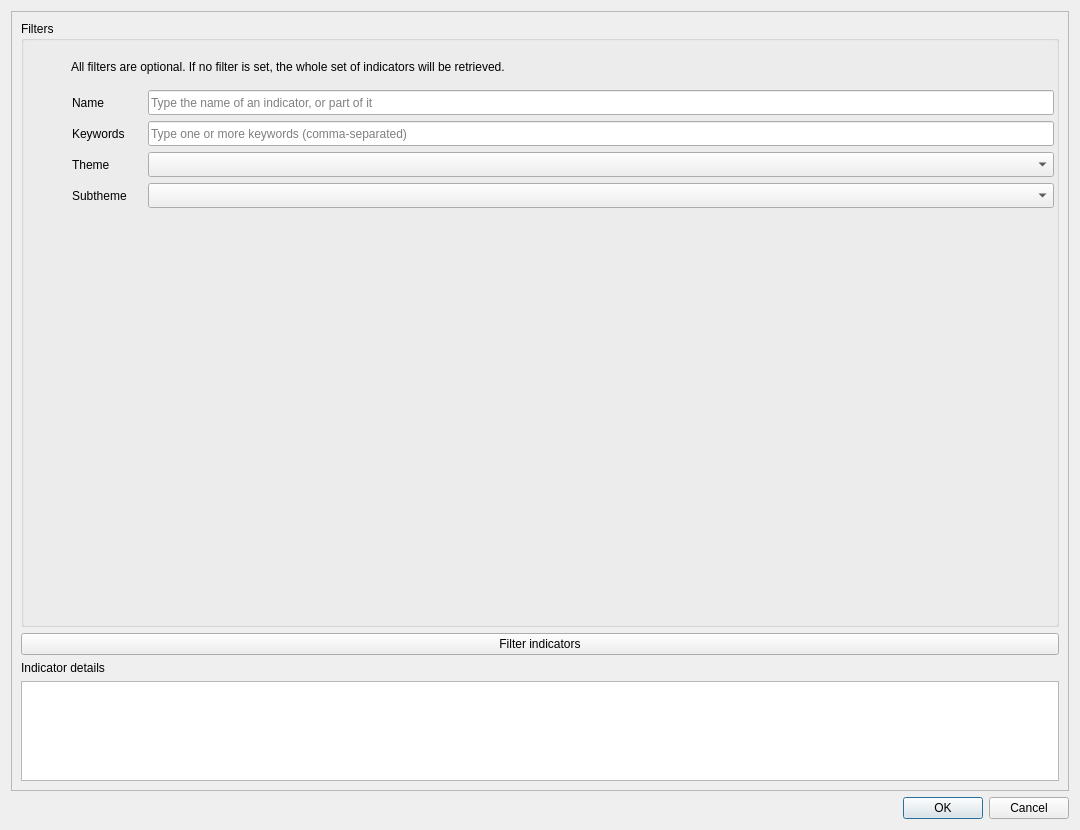
Qt form svir/ui/ui_select_sv_variables.ui (gem/oq-irmt-qgis) before a commit.
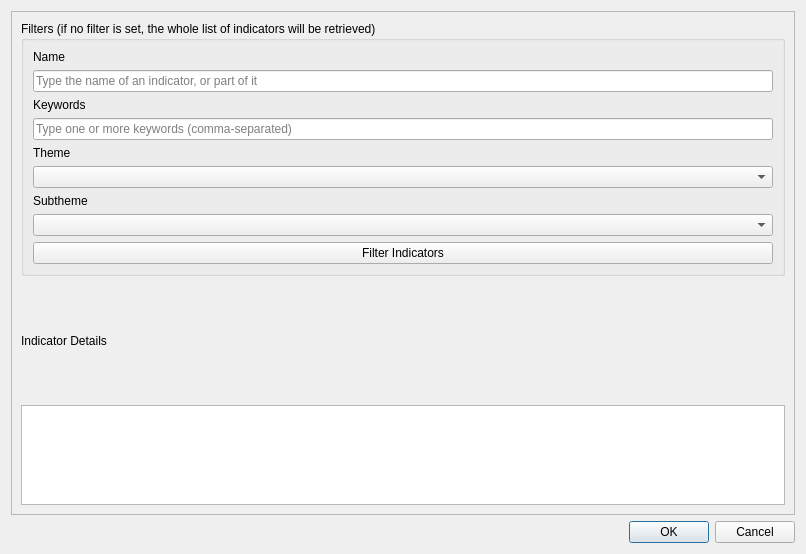
The same form after that commit. Icons and pictures are not drawn.

Commit message: Fix loading svir indicators and dialog layout

What changed in the file:
```diff
--- a/svir/ui/ui_select_sv_variables.ui
+++ b/svir/ui/ui_select_sv_variables.ui
@@ -6,8 +6,8 @@
    <rect>
     <x>0</x>
     <y>0</y>
-    <width>1080</width>
-    <height>830</height>
+    <width>806</width>
+    <height>554</height>
    </rect>
   </property>
   <property name="windowTitle">
@@ -20,32 +20,11 @@
   <property name="modal">
    <bool>true</bool>
   </property>
-  <layout class="QGridLayout" name="gridLayout">
-   <item row="2" column="0">
-    <layout class="QHBoxLayout" name="horizontalLayout">
+  <layout class="QVBoxLayout" name="verticalLayout_2">
      <item>
-      <widget class="QLabel" name="label_2">
-       <property name="text">
-        <string>&lt;html&gt;&lt;head/&gt;&lt;body&gt;&lt;p&gt;&lt;img src=&quot;:/plugins/irmt/oq_logo.svg.png&quot;/&gt;&lt;/p&gt;&lt;/body&gt;&lt;/html&gt;</string>
-       </property>
-      </widget>
-     </item>
-     <item>
-      <widget class="QDialogButtonBox" name="buttonBox">
-       <property name="orientation">
-        <enum>Qt::Horizontal</enum>
-       </property>
-       <property name="standardButtons">
-        <set>QDialogButtonBox::Cancel|QDialogButtonBox::Ok</set>
-       </property>
-      </widget>
-     </item>
-    </layout>
-   </item>
-   <item row="1" column="0">
-    <widget class="QScrollArea" name="scrollArea">
+    <widget class="QScrollArea" name="scroll_area">
      <property name="sizePolicy">
-      <sizepolicy hsizetype="Preferred" vsizetype="Preferred">
+      <sizepolicy hsizetype="Minimum" vsizetype="Minimum">
        <horstretch>0</horstretch>
        <verstretch>0</verstretch>
       </sizepolicy>
@@ -56,163 +35,103 @@
      <property name="widgetResizable">
       <bool>true</bool>
      </property>
-     <widget class="QWidget" name="scrollAreaWidgetContents">
+     <widget class="QWidget" name="scroll_area_contents">
       <property name="geometry">
        <rect>
         <x>0</x>
         <y>0</y>
-        <width>1060</width>
-        <height>401</height>
+        <width>786</width>
+        <height>406</height>
        </rect>
       </property>
       <layout class="QVBoxLayout" name="verticalLayout">
        <item>
-        <layout class="QVBoxLayout" name="vertical_layout">
-         <property name="topMargin">
-          <number>0</number>
-         </property>
-         <item>
           <widget class="QGroupBox" name="filters_group">
            <property name="sizePolicy">
-            <sizepolicy hsizetype="MinimumExpanding" vsizetype="MinimumExpanding">
+          <sizepolicy hsizetype="Minimum" vsizetype="Minimum">
              <horstretch>0</horstretch>
              <verstretch>0</verstretch>
             </sizepolicy>
            </property>
            <property name="title">
-            <string>Filters</string>
-           </property>
-           <widget class="QLabel" name="label">
-            <property name="geometry">
-             <rect>
-              <x>50</x>
-              <y>30</y>
-              <width>984</width>
-              <height>32</height>
-             </rect>
-            </property>
-            <property name="text">
-             <string>All filters are optional. If no filter is set, the whole set of indicators will be retrieved.</string>
-            </property>
-           </widget>
+          <string>Filters (if no filter is set, the whole list of indicators will be retrieved)</string>
+         </property>
+         <layout class="QVBoxLayout" name="verticalLayout_3">
+          <item>
            <widget class="QLabel" name="name_filter_lbl">
-            <property name="geometry">
-             <rect>
-              <x>51</x>
-              <y>69</y>
-              <width>41</width>
-              <height>25</height>
-             </rect>
-            </property>
             <property name="text">
              <string>Name</string>
             </property>
            </widget>
+          </item>
+          <item>
+           <widget class="QLineEdit" name="name_filter_le">
+            <property name="placeholderText">
+             <string>Type the name of an indicator, or part of it</string>
+            </property>
+           </widget>
+          </item>
+          <item>
            <widget class="QLabel" name="keywords_lbl">
-            <property name="geometry">
-             <rect>
-              <x>51</x>
-              <y>100</y>
-              <width>67</width>
-              <height>25</height>
-             </rect>
-            </property>
             <property name="text">
              <string>Keywords</string>
             </property>
            </widget>
+          </item>
+          <item>
+           <widget class="QLineEdit" name="keywords_le">
+            <property name="placeholderText">
+             <string>Type one or more keywords (comma-separated)</string>
+            </property>
+           </widget>
+          </item>
+          <item>
            <widget class="QLabel" name="theme_lbl">
-            <property name="geometry">
-             <rect>
-              <x>51</x>
-              <y>131</y>
-              <width>47</width>
-              <height>25</height>
-             </rect>
-            </property>
             <property name="text">
              <string>Theme</string>
             </property>
            </widget>
-           <widget class="QComboBox" name="theme_cbx">
-            <property name="geometry">
-             <rect>
-              <x>127</x>
-              <y>131</y>
-              <width>906</width>
-              <height>25</height>
-             </rect>
-            </property>
-           </widget>
+          </item>
+          <item>
+           <widget class="QComboBox" name="theme_cbx"/>
+          </item>
+          <item>
            <widget class="QLabel" name="subtheme_lbl">
-            <property name="geometry">
-             <rect>
-              <x>51</x>
-              <y>162</y>
-              <width>70</width>
-              <height>25</height>
-             </rect>
-            </property>
             <property name="text">
              <string>Subtheme</string>
             </property>
            </widget>
-           <widget class="QLineEdit" name="keywords_le">
-            <property name="geometry">
-             <rect>
-              <x>127</x>
-              <y>100</y>
-              <width>906</width>
-              <height>25</height>
-             </rect>
-            </property>
-            <property name="placeholderText">
-             <string>Type one or more keywords (comma-separated)</string>
-            </property>
-           </widget>
-           <widget class="QLineEdit" name="name_filter_le">
-            <property name="geometry">
-             <rect>
-              <x>127</x>
-              <y>69</y>
-              <width>906</width>
-              <height>25</height>
-             </rect>
-            </property>
-            <property name="placeholderText">
-             <string>Type the name of an indicator, or part of it</string>
-            </property>
-           </widget>
-           <widget class="QComboBox" name="subtheme_cbx">
-            <property name="geometry">
-             <rect>
-              <x>127</x>
-              <y>162</y>
-              <width>906</width>
-              <height>25</height>
-             </rect>
-            </property>
-           </widget>
-          </widget>
+          </item>
+          <item>
+           <widget class="QComboBox" name="subtheme_cbx"/>
          </item>
          <item>
           <widget class="QPushButton" name="filter_btn">
            <property name="text">
-            <string>Filter indicators</string>
-           </property>
+             <string>Filter Indicators</string>
+            </property>
+           </widget>
+          </item>
+         </layout>
           </widget>
          </item>
          <item>
           <widget class="QLabel" name="indicator_info">
+         <property name="sizePolicy">
+          <sizepolicy hsizetype="Minimum" vsizetype="Minimum">
+           <horstretch>0</horstretch>
+           <verstretch>0</verstretch>
+          </sizepolicy>
+         </property>
            <property name="text">
-            <string>Indicator details</string>
+          <string>Indicator Details</string>
            </property>
           </widget>
          </item>
          <item>
           <widget class="QTextBrowser" name="indicator_details">
            <property name="sizePolicy">
-            <sizepolicy hsizetype="MinimumExpanding" vsizetype="MinimumExpanding">
+          <sizepolicy hsizetype="Expanding" vsizetype="Maximum">
              <horstretch>0</horstretch>
              <verstretch>0</verstretch>
             </sizepolicy>
@@ -226,10 +145,29 @@
           </widget>
          </item>
         </layout>
-       </item>
-      </layout>
-     </widget>
-    </widget>
+     </widget>
+    </widget>
+   </item>
+   <item>
+    <layout class="QHBoxLayout" name="horizontalLayout">
+     <item>
+      <widget class="QLabel" name="label_2">
+       <property name="text">
+        <string>&lt;html&gt;&lt;head/&gt;&lt;body&gt;&lt;p&gt;&lt;img src=&quot;:/plugins/irmt/oq_logo.svg.png&quot;/&gt;&lt;/p&gt;&lt;/body&gt;&lt;/html&gt;</string>
+       </property>
+      </widget>
+     </item>
+     <item>
+      <widget class="QDialogButtonBox" name="buttonBox">
+       <property name="orientation">
+        <enum>Qt::Horizontal</enum>
+       </property>
+       <property name="standardButtons">
+        <set>QDialogButtonBox::Cancel|QDialogButtonBox::Ok</set>
+       </property>
+      </widget>
+     </item>
+    </layout>
    </item>
   </layout>
  </widget>
```
Left out of the diff: 5 changed lines with no effect on the pictures. Lines whose indentation alone changed are shown as unchanged. The commit also changes 2 other files.
